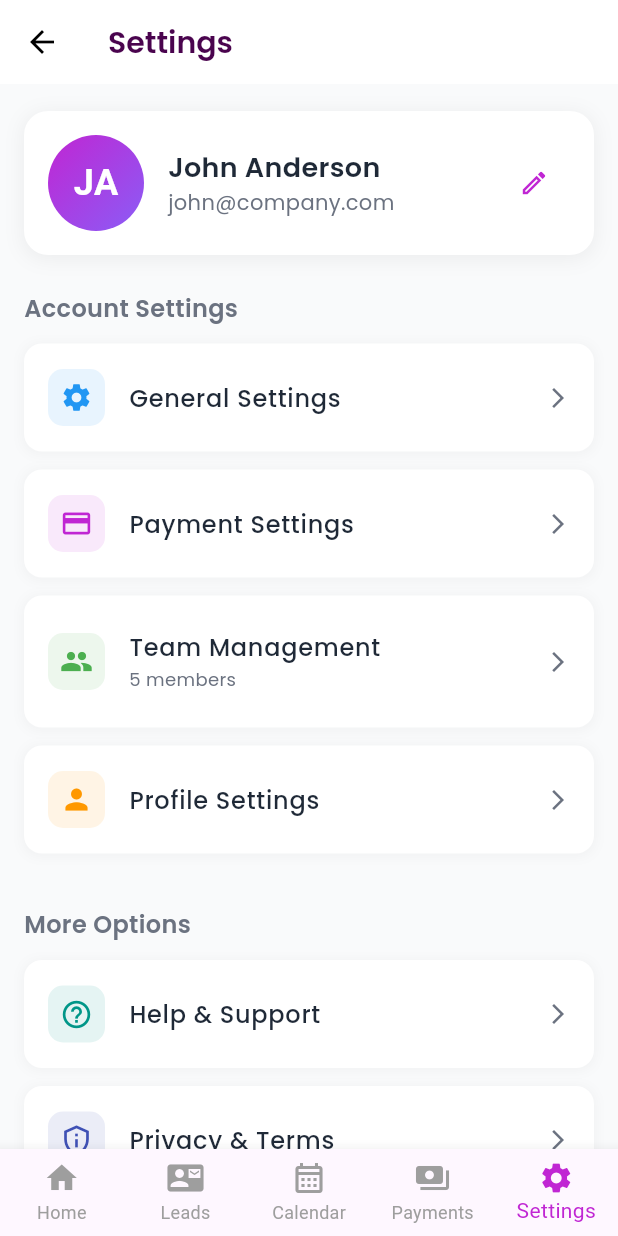
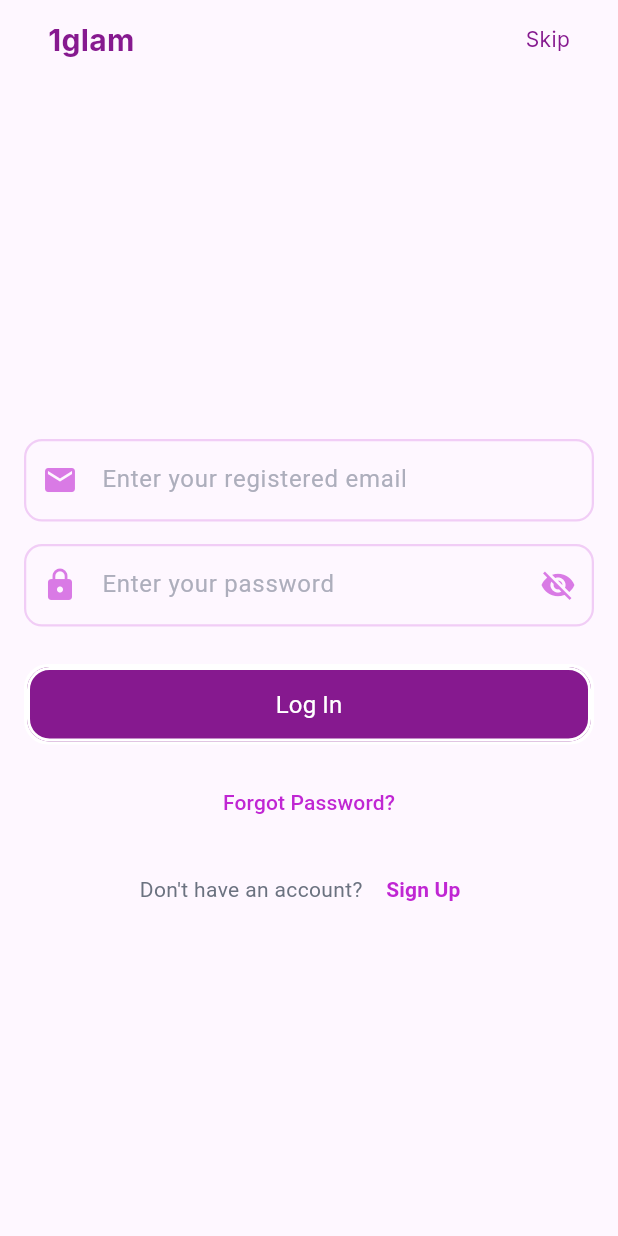
Before and after one commit to Chinmayverma1602/1glam, a Flutter app: the screen it shows after launch, on a phone screen of 412 x 824 dp. Run offline on Flutter 3.47's test engine with Material 3 defaults, Android fonts, the phone set to English and light mode, and no system bars; our stand-ins replace cloud_firestore, dropdown_textfield, firebase_auth, firebase_core, flutter_svg, font_awesome_flutter and 12 more; missing offline and left inert: flutter_facebook_auth, switcher_button; accounts and stored records are empty; project files that could hold a hidden picture were left out.

Commit message:
Refactored login functionality in LoginScreen to improve user experience with enhanced error handling and loading indicators. Updated main.dart to navigate to the appropriate initial route based on authentication status. Integrated login service for logout functionality in SettingsScreen, ensuring consistent user session management.

```diff
--- a/lib/main.dart
+++ b/lib/main.dart
@@ -42,9 +42,7 @@ void main() async {
 
 Future<String> getInitialRoute() async {
   SharedPreferences prefs = await SharedPreferences.getInstance();
-  return prefs.getString('user_email') != null
-      ? '/SettingsScreen'
-      : '/SettingsScreen';
+  return prefs.getString('auth_token') != null ? '/home' : '/login';
 }
 
 class MyApp extends StatelessWidget {
@@ -87,7 +85,7 @@ class MyApp extends StatelessWidget {
         GetPage(name: '/address', page: () => const AddressDetailsPage()),
         // GetPage(name: '/bundle', page: () => const BundleServicePage()),
         GetPage(name: '/details', page: () => const EnterDetailsPage()),
-        GetPage(name: '/login', page: () => const LoginPage()),
+        GetPage(name: '/login', page: () => const LoginScreen()),
         //  GetPage(name: '/loginScreen', page: () => const LoginScreen()),
         GetPage(name: '/services', page: () => const ServicesInfoPage()),
         GetPage(name: '/verify', page: () => const VerifyEmailPage()),
--- a/lib/screens/LoginScreen.dart
+++ b/lib/screens/LoginScreen.dart
@@ -1,69 +1,156 @@
-// import 'package:flutter/material.dart';
-// import 'package:get/get.dart';
-// import 'package:glam1/constants/AppColors.dart';
-// import 'package:glam1/constants/api_constants.dart';
-// import 'package:glam1/services/api_service.dart';
-// import 'package:glam1/widgets/CustomButton.dart';
-// import 'package:glam1/widgets/CustomHeader.dart';
-// import 'package:glam1/widgets/CustomTextInputField.dart';
+import 'package:flutter/material.dart';
+import 'package:get/get.dart';
+import 'package:glam1/constants/AppColors.dart';
+import 'package:glam1/screens/LoginPage.dart';
+import 'package:glam1/services/login_service.dart';
+import 'package:glam1/widgets/CustomButton.dart';
+import 'package:glam1/widgets/CustomHeader.dart';
+import 'package:glam1/widgets/CustomTextInputField.dart';
 
-// class LoginScreen extends StatefulWidget {
-//   const LoginScreen({super.key});
+class LoginScreen extends StatefulWidget {
+  const LoginScreen({super.key});
 
-//   @override
-//   State<LoginScreen> createState() => _LoginScreenState();
-// }
+  @override
+  State<LoginScreen> createState() => _LoginScreenState();
+}
 
-// class _LoginScreenState extends State<LoginScreen> {
-//   LoginServiceApi loginServiceApi = LoginServiceApi();
-//   final TextEditingController _emailController = TextEditingController();
-//   final TextEditingController _passwordController = TextEditingController();
-//   @override
-//   Widget build(BuildContext context) {
-//     return Scaffold(
-//       body: Padding(
-//         padding: const EdgeInsets.symmetric(horizontal: 16),
-//         child: Column(
-//           children: [
-//             CustomHeader(), // ✅ Header stays at the top
-//             Expanded(
-//               child: Center(
-//                 // ✅ Centers only the remaining widgets
-//                 child: Column(
-//                   mainAxisSize:
-//                       MainAxisSize.min, // ✅ Prevents unnecessary stretching
-//                   children: [
-//                     SizedBox(height: 35),
-//                     CustomTextInputField(
-//                       controller: _emailController,
-//                       hintText: "Enter your registered email",
-//                       icon: Icons.email,
-//                       keyboardType: TextInputType.emailAddress,
-//                     ),
-//                     SizedBox(height: 15),
-//                     CustomTextInputField(
-//                       controller: _passwordController,
-//                       hintText: "Enter your password",
-//                       icon: Icons.lock,
-//                       keyboardType: TextInputType.visiblePassword,
-//                     ),
-//                     SizedBox(height: 25),
-//                     CustomButton(
-//                       onPressed: () async {
-//                         await LoginServiceApi.loginUser(
-//                             email: _emailController.text,
-//                             password: _passwordController.text);
-//                       },
-//                       text: "Log In",
-//                       color: AppColors.subtitle,
-//                     ),
-//                   ],
-//                 ),
-//               ),
-//             ),
-//           ],
-//         ),
-//       ),
-//     );
-//   }
-// }
+class _LoginScreenState extends State<LoginScreen> {
+  final TextEditingController _emailController = TextEditingController();
+  final TextEditingController _passwordController = TextEditingController();
+  bool _isLoading = false;
+  String? _errorMessage;
+
+  @override
+  Widget build(BuildContext context) {
+    return Scaffold(
+      body: Padding(
+        padding: const EdgeInsets.symmetric(horizontal: 16),
+        child: Column(
+          children: [
+            CustomHeader(), // Header stays at the top
+            Expanded(
+              child: Center(
+                // Centers only the remaining widgets
+                child: Column(
+                  mainAxisSize:
+                      MainAxisSize.min, // Prevents unnecessary stretching
+                  children: [
+                    const SizedBox(height: 35),
+                    if (_errorMessage != null)
+                      Padding(
+                        padding: const EdgeInsets.only(bottom: 15),
+                        child: Text(
+                          _errorMessage!,
+                          style: const TextStyle(color: Colors.red),
+                        ),
+                      ),
+                    CustomTextInputField(
+                      controller: _emailController,
+                      hintText: "Enter your registered email",
+                      icon: Icons.email,
+                      keyboardType: TextInputType.emailAddress,
+                    ),
+                    const SizedBox(height: 15),
+                    CustomTextInputField(
+                      controller: _passwordController,
+                      hintText: "Enter your password",
+                      icon: Icons.lock,
+                      keyboardType: TextInputType.visiblePassword,
+                      isPassword: true,
+                    ),
+                    const SizedBox(height: 25),
+                    _isLoading
+                        ? const CircularProgressIndicator(
+                            color: AppColors.subtitle,
+                          )
+                        : CustomButton(
+                            onPressed: _handleLogin,
+                            text: "Log In",
+                            color: AppColors.subtitle,
+                          ),
+                    const SizedBox(height: 15),
+                    TextButton(
+                      onPressed: () {
+                        // Navigate to forgot password screen
+                      },
+                      child: Text(
+                        "Forgot Password?",
+                        style: TextStyle(
+                          color: AppColors.primary,
+                          fontWeight: FontWeight.w500,
+                        ),
+                      ),
+                    ),
+                    const SizedBox(height: 10),
+                    Row(
+                      mainAxisAlignment: MainAxisAlignment.center,
+                      children: [
+                        Text(
+                          "Don't have an account? ",
+                          style: TextStyle(
+                            color: AppColors.secondaryText,
+                          ),
+                        ),
+                        TextButton(
+                          onPressed: () {
+                            // Navigate to signup screen
+                            Get.to(() => LoginPage());
+                          },
+                          child: Text(
+                            "Sign Up",
+                            style: TextStyle(
+                              color: AppColors.primary,
+                              fontWeight: FontWeight.w600,
+                            ),
+                          ),
+                        ),
+                      ],
+                    ),
+                  ],
+                ),
+              ),
+            ),
+          ],
+        ),
+      ),
+    );
+  }
+
+  Future<void> _handleLogin() async {
+    if (_emailController.text.isEmpty || _passwordController.text.isEmpty) {
+      setState(() {
+        _errorMessage = "Please enter both email and password";
+      });
+      return;
+    }
+
+    setState(() {
+      _isLoading = true;
+      _errorMessage = null;
+    });
+
+    try {
+      final response = await LoginService.loginUser(
+        email: _emailController.text.trim(),
+        password: _passwordController.text,
+      );
+
+      if (response.success) {
+        // Navigation is handled in the service, but we can add a backup here
+        if (Get.currentRoute != '/home') {
+          Get.offAllNamed('/home');
+        }
+      } else {
+        setState(() {
+          _errorMessage = response.message;
+          _isLoading = false;
+        });
+      }
+    } catch (e) {
+      setState(() {
+        _errorMessage = "An error occurred. Please try again.";
+        _isLoading = false;
+      });
+    }
+  }
+}
--- a/lib/screens/SettingsScreen.dart
+++ b/lib/screens/SettingsScreen.dart
@@ -6,6 +6,7 @@ import 'package:glam1/screens/GeneralSettingScreen.dart';
 import 'package:glam1/screens/PaymentSettingsScreen.dart';
 import 'package:glam1/screens/ProfileSettingsScreen.dart';
 import 'package:glam1/screens/TeamManagement.dart';
+import 'package:glam1/services/login_service.dart';
 import 'package:glam1/widgets/BottomNavBar.dart';
 import 'package:google_fonts/google_fonts.dart';
 
@@ -297,7 +298,8 @@ class _SettingsScreenState extends State<SettingsScreen> {
         trailing:
             const Icon(Icons.arrow_forward_ios, size: 16, color: Colors.red),
         onTap: () {
-          // Implement logout functionality
+          // Use the login service to logout
+          LoginService.logout(context);
         },
       ),
     );
```
Also changed, not shown: lib/models/login_model.dart (added, +85 -0 lines), lib/services/login_service.dart (added, +68 -0 lines), 4 other files.
